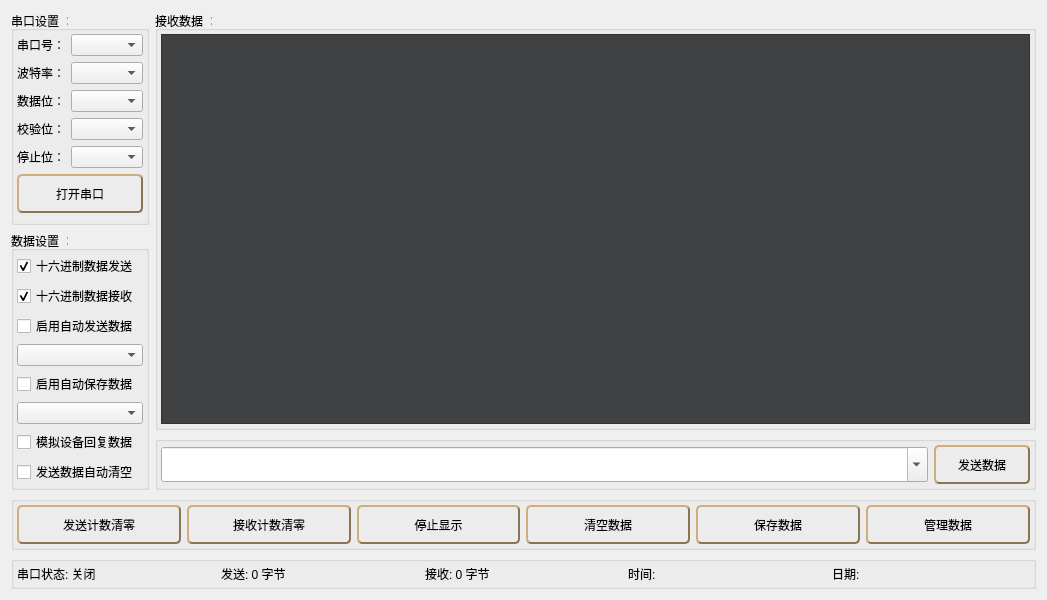
The window that mainwindow.ui (jhonconal/SerialPortTools) describes before a commit, drawn with Qt 5.
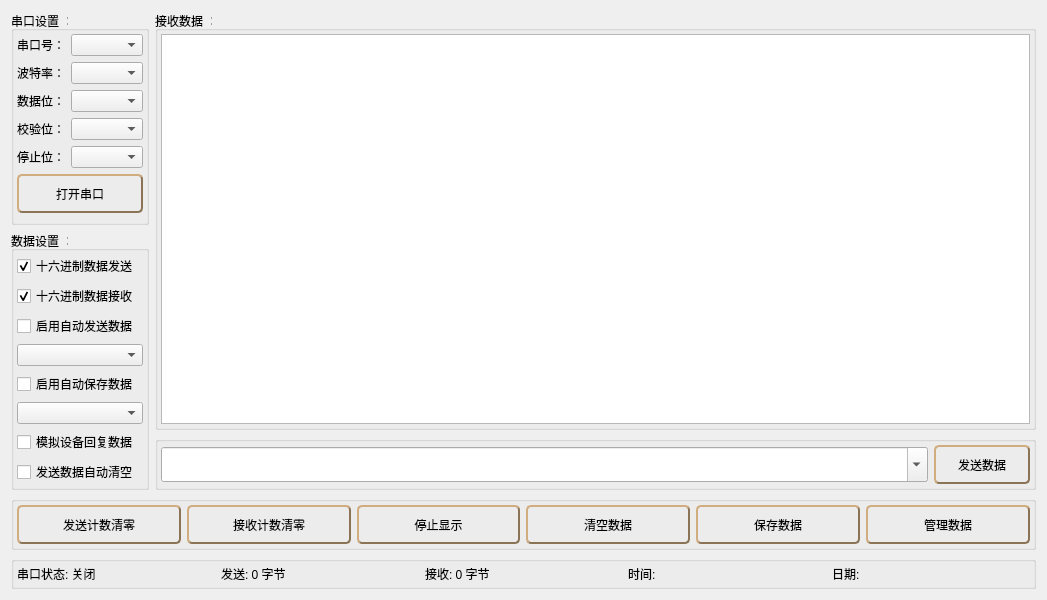
The same window after the commit. Icons and pictures are not drawn.

Diff of the .ui file:
```diff
--- a/mainwindow.ui
+++ b/mainwindow.ui
@@ -344,8 +344,7 @@
              <bool>false</bool>
             </property>
             <property name="styleSheet">
-             <string notr="true">background-color:rgb(64, 65, 66);
-font: 14pt &quot;宋体&quot;;
+             <string notr="true">font: 14pt &quot;宋体&quot;;
 color: rgb(0, 120, 215);</string>
             </property>
             <property name="frameShape">
```
